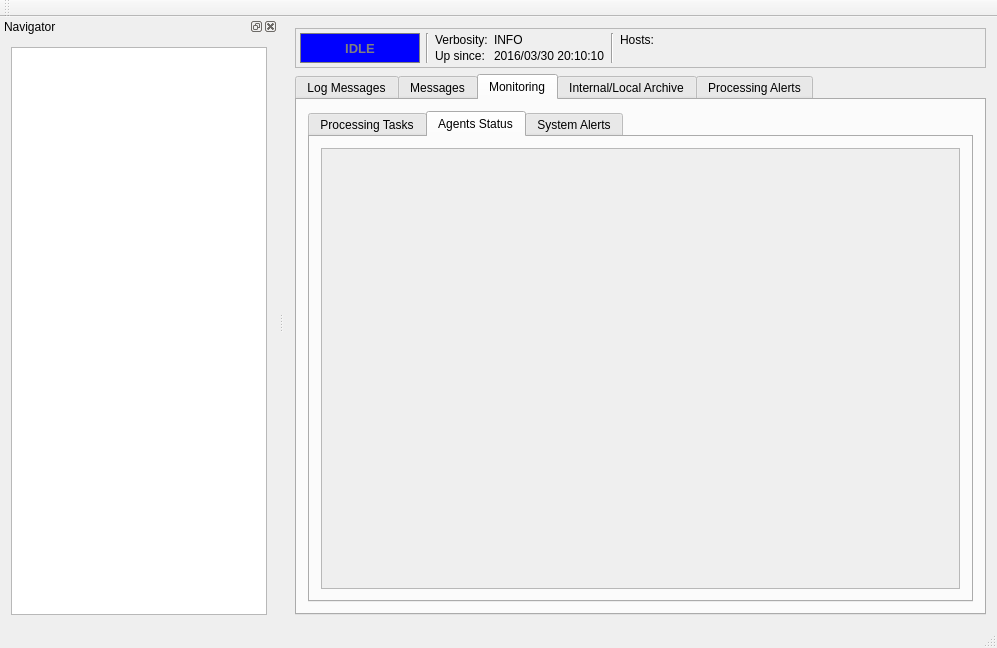
Above: qpfhmi/mainwindow.ui from jc-gonzalez/qpfnn before the change. Below: the same form after it.
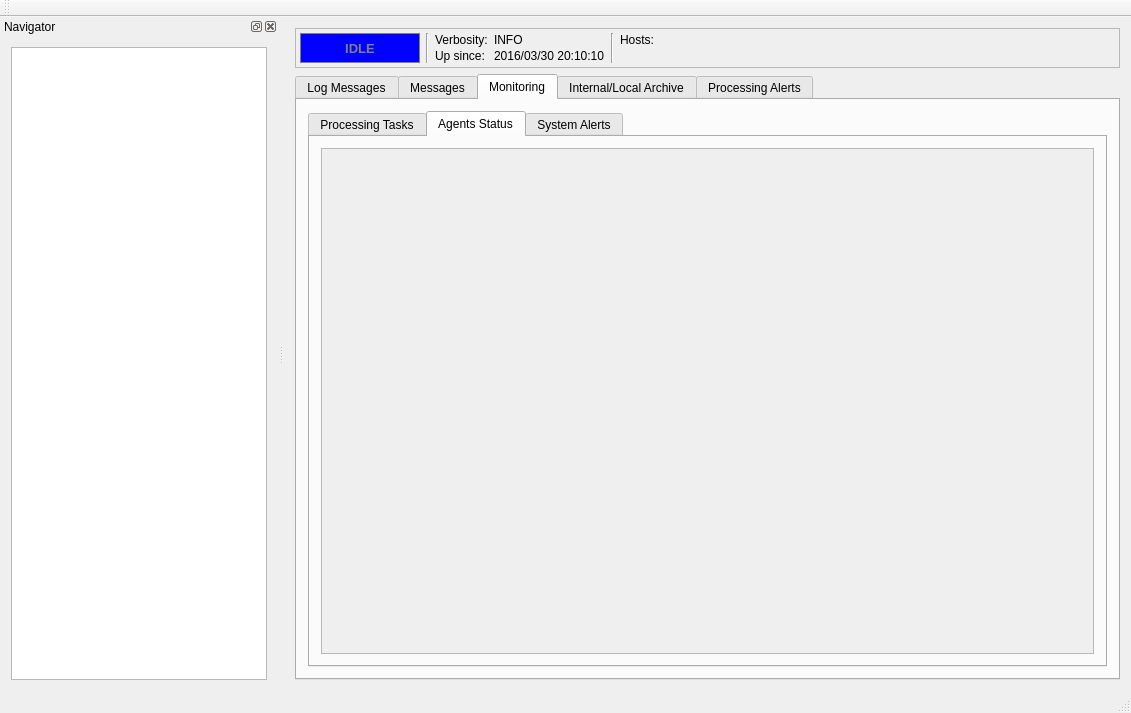
That is the form after the change. Icons and pictures are not drawn. Custom widgets are drawn as their Qt base class.

Commit message: Corrected some compilation config. issues

```diff
--- a/qpfhmi/mainwindow.ui
+++ b/qpfhmi/mainwindow.ui
@@ -6,8 +6,8 @@
    <rect>
     <x>0</x>
     <y>0</y>
-    <width>997</width>
-    <height>648</height>
+    <width>1131</width>
+    <height>713</height>
    </rect>
   </property>
   <property name="windowTitle">
@@ -349,8 +349,8 @@
                 <rect>
                  <x>0</x>
                  <y>0</y>
-                 <width>653</width>
-                 <height>414</height>
+                 <width>787</width>
+                 <height>476</height>
                 </rect>
                </property>
               </widget>
```
Left out of the diff: 6 changed lines with no effect on the pictures. The commit also changes 1 other file.
